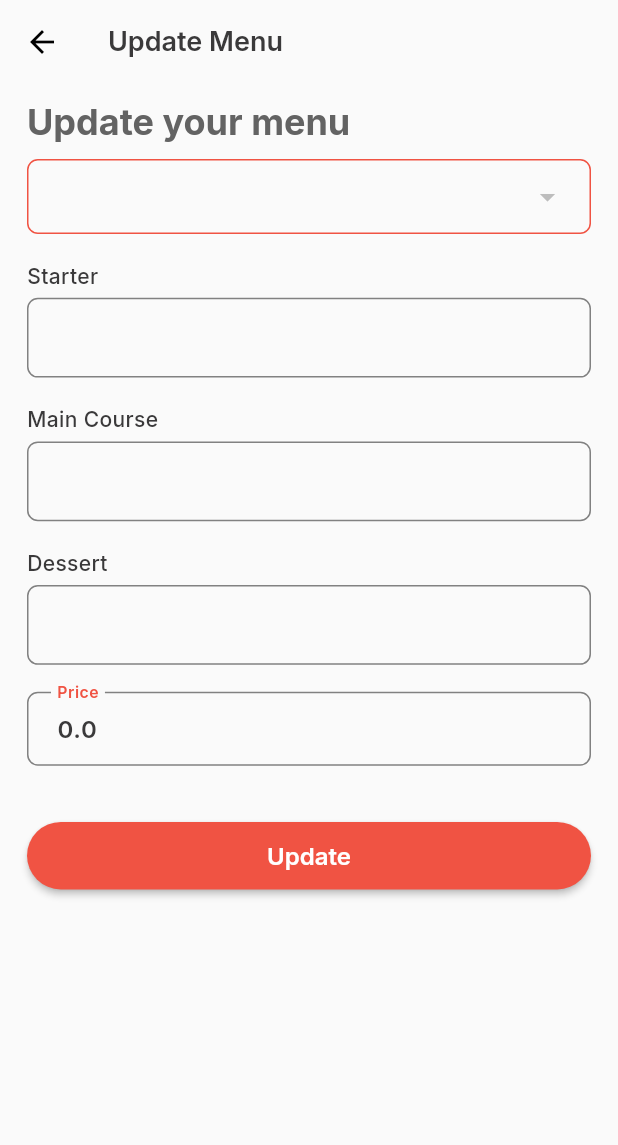
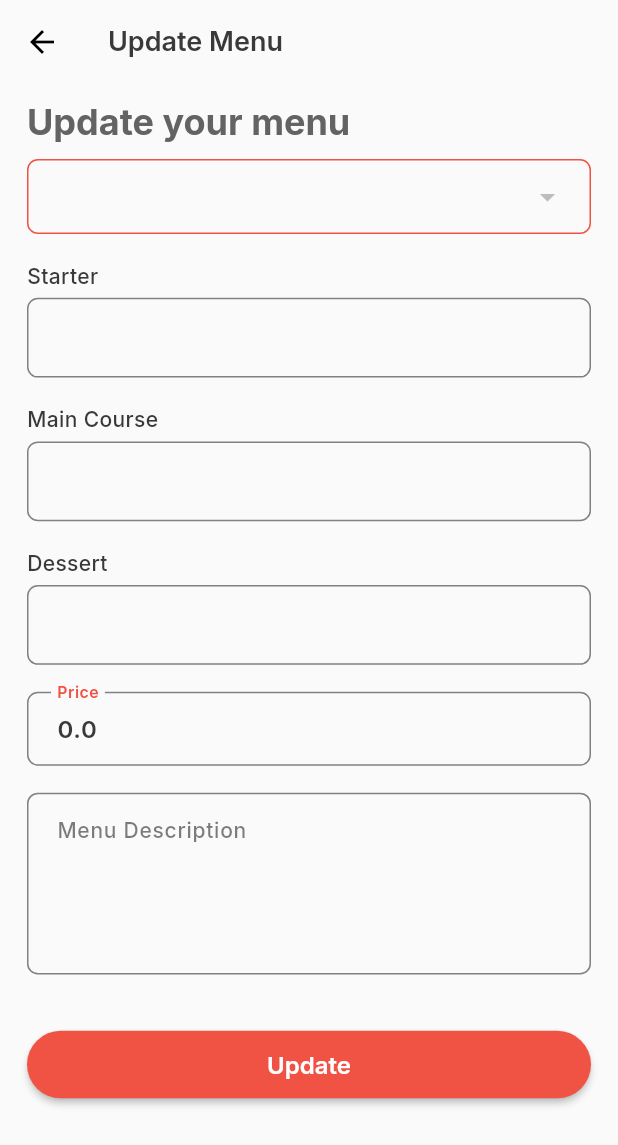
Before and after one commit to bishal-rumba007/catering-service-app, a Flutter app: the UpdateMenuScreen screen opened directly with empty values, on a phone screen of 412 x 824 dp. Shown: the top 1145 px of the screen. Run offline on Flutter 3.47's test engine with Material 3 defaults, Android fonts, the phone set to English and light mode, and no system bars; our stand-ins replace carousel_slider, cloud_firestore, dio, firebase_auth, firebase_core, firebase_messaging and 11 more; missing offline and left inert: flutter_firebase_chat_core; accounts and stored records are empty; network calls fail.

```diff
--- a/lib/src/features/dashboard/screens/home_screen.dart
+++ b/lib/src/features/dashboard/screens/home_screen.dart
@@ -91,11 +91,11 @@ class _HomeScreenState extends ConsumerState<HomeScreen> {
               crossAxisAlignment: CrossAxisAlignment.start,
               children: [
                 SizedBox(
-                  height: 20.h,
+                  height: 30.h,
                 ),
                 const CarouselCard(),
                 SizedBox(
-                  height: 20.h,
+                  height: 30.h,
                 ),
                 Padding(
                   padding: EdgeInsets.symmetric(horizontal: 18.w),
@@ -141,7 +141,6 @@ class _HomeScreenState extends ConsumerState<HomeScreen> {
           );
         },
         error: (error, stackTrace) {
-          print(stackTrace);
           return Center(
             child: Text('$error'),
           );
--- a/lib/src/features/dashboard/screens/widgets/carousel_card.dart
+++ b/lib/src/features/dashboard/screens/widgets/carousel_card.dart
@@ -41,13 +41,13 @@ class _CarouselCardState extends State<CarouselCard> {
       )
           .toList(),
       options: CarouselOptions(
-        height: 140.h,
+        height: 150.h,
         autoPlay: true,
         autoPlayInterval: const Duration(seconds: 3),
         autoPlayAnimationDuration: const Duration(milliseconds: 800),
         autoPlayCurve: Curves.fastOutSlowIn,
         enlargeCenterPage: true,
-        viewportFraction: 0.85,
+        viewportFraction: 0.82,
         aspectRatio: 2.0,
         initialPage: 2,
       ),
--- a/lib/src/features/menu/data/menu_data_provider.dart
+++ b/lib/src/features/menu/data/menu_data_provider.dart
@@ -4,4 +4,4 @@ import 'package:catering_service_app/src/features/menu/data/menu_datasource.dart
 import 'package:catering_service_app/src/features/menu/domain/models/menu_model.dart';
 import 'package:flutter_riverpod/flutter_riverpod.dart';
 
-final menuProvider = FutureProvider.autoDispose<List<Menus>>((ref) => MenuDataSource().getMenu());
+final menuProvider = StreamProvider.autoDispose<List<Menus>>((ref) => MenuDataSource().getMenu());
--- a/lib/src/features/menu/domain/models/menu_model.dart
+++ b/lib/src/features/menu/domain/models/menu_model.dart
@@ -1,4 +1,6 @@
 
+
+import 'package:catering_service_app/src/features/review/domain/review_model.dart';
 
 class Menus {
   String userId;
@@ -8,9 +10,11 @@ class Menus {
   String categoryId;
   String categoryName;
   String categoryImage;
+  String menuDescription;
   List<String> starterMenu;
   List<String> mainCourseMenu;
   List<String> dessertMenu;
+  List<ReviewModel>? reviews;
 
   Menus({
     required this.userId,
@@ -23,6 +27,8 @@ class Menus {
     required this.starterMenu,
     required this.mainCourseMenu,
     required this.dessertMenu,
+    required this.menuDescription,
+    this.reviews = const [],
   });
 
   factory Menus.fromJson(Map<String, dynamic> json) {
@@ -34,9 +40,11 @@ class Menus {
       categoryId: json['categoryId'],
       categoryName: json['categoryName'],
       categoryImage: json['categoryImage'],
+      menuDescription: json['menuDescription'],
       starterMenu: List<String>.from(json['starterMenu']),
       mainCourseMenu: List<String>.from(json['mainCourseMenu']),
       dessertMenu: List<String>.from(json['dessertMenu']),
+      reviews: json['reviews'],
     );
   }
 
--- a/lib/src/features/menu/screens/create_menu.dart
+++ b/lib/src/features/menu/screens/create_menu.dart
@@ -76,7 +76,6 @@ class _CreateMenuScreenState extends ConsumerState<CreateMenuScreen> {
                           isExpanded: true,
                           underline: Container(),
                           items: data.map((CategoryModel category) {
-                            print(category.categoryId);
                             return DropdownMenuItem(
                               value: category.categoryId,
                               child: Text(category.categoryTitle),
--- a/lib/src/features/menu/screens/menu_screen.dart
+++ b/lib/src/features/menu/screens/menu_screen.dart
@@ -93,7 +93,9 @@ class _MenuCardState extends State<MenuCard> {
                       height: 10.h,
                     ),
                     TextButton(
-                      onPressed: () {},
+                      onPressed: () {
+                        Navigator.pushNamed(context, "/create-menu");
+                      },
                       child: const Text('Create Now'),
                     )
                   ],
--- a/lib/src/features/menu/screens/update_menu.dart
+++ b/lib/src/features/menu/screens/update_menu.dart
@@ -23,6 +23,7 @@ class UpdateMenuScreen extends ConsumerStatefulWidget {
 
 class _UpdateMenuScreenState extends ConsumerState<UpdateMenuScreen> {
   final priceController = TextEditingController();
+  final descriptionController = TextEditingController();
 
   late String selectedCategoryId;
   late String selectedCategory;
@@ -41,6 +42,7 @@ class _UpdateMenuScreenState extends ConsumerState<UpdateMenuScreen> {
     mainCourseMenu = List<String>.from(widget.myMenu.mainCourseMenu);
     dessertMenu = List<String>.from(widget.myMenu.dessertMenu);
     priceController.text = price;
+    descriptionController.text = widget.myMenu.menuDescription;
   }
 
   @override
@@ -142,6 +144,15 @@ class _UpdateMenuScreenState extends ConsumerState<UpdateMenuScreen> {
                           labelText: 'Price',
                           hintText: 'price per plate',
                         ),
+                        SizedBox(height: 20.h,),
+                        BuildTextField(
+                          maxLine: 4,
+                          controller: descriptionController,
+                          textInputType: TextInputType.text,
+                          labelText: 'Menu Description',
+                          hintText: 'Example: This menu is a combination of delicious meals that will make....',
+                          alignLabelToTop: true,
+                        ),
                         SizedBox(height: 40.h,),
                         BuildButton(
                           onPressed: () async{
--- a/lib/src/features/menu/screens/widgets/input_chip_field.dart
+++ b/lib/src/features/menu/screens/widgets/input_chip_field.dart
@@ -1,11 +1,18 @@
 import 'package:flutter/material.dart';
+import 'package:flutter/services.dart';
 import 'package:flutter_screenutil/flutter_screenutil.dart';
 
 
 class EditableChipField extends StatefulWidget {
   final List<String> initialValues;
   final ValueChanged<List<String>> onChanged;
-  const EditableChipField({super.key, required this.onChanged, required this.initialValues});
+  final int? maxLine;
+  const EditableChipField({
+    super.key,
+    required this.onChanged,
+    required this.initialValues,
+    this.maxLine,
+  });
 
   @override
   EditableChipFieldState createState() {
@@ -20,7 +27,7 @@ class EditableChipFieldState extends State<EditableChipField> {
   @override
   void initState() {
     super.initState();
-    menuItems = widget.initialValues ?? [];
+    menuItems = widget.initialValues;
   }
 
   @override
@@ -37,6 +44,7 @@ class EditableChipFieldState extends State<EditableChipField> {
           onChanged: _onChanged,
           onSubmitted: _onSubmitted,
           chipBuilder: _chipBuilder,
+          maxLine: widget.maxLine,
           // onTextChanged: _onSearchChanged,
         ),
       ],
@@ -67,7 +75,12 @@ class EditableChipFieldState extends State<EditableChipField> {
       setState(() {
         menuItems = <String>[...menuItems, text.trim()];
       });
+
+      // Check if the Enter key is pressed
+      if (RawKeyboard.instance.keysPressed.contains(LogicalKeyboardKey.enter)) {
+        // If Enter key is not pressed, request focus to keep the keyboard open
         FocusScope.of(context).requestFocus(FocusNode());
+      }
       widget.onChanged(menuItems);
     }
   }
@@ -92,12 +105,14 @@ class ChipsInput<T> extends StatefulWidget {
     this.onChipTapped,
     this.onSubmitted,
     this.onTextChanged,
+    this.maxLine = 3,
   });
 
   final List<T> values;
   final InputDecoration decoration;
   final TextStyle? style;
   final StrutStyle? strutStyle;
+  final int? maxLine;
 
   final ValueChanged<List<T>> onChanged;
   final ValueChanged<T>? onChipTapped;
@@ -183,7 +198,7 @@ class ChipsInputState<T> extends State<ChipsInput<T>> {
 
     return TextField(
       minLines: 1,
-      maxLines: 3,
+      maxLines: widget.maxLine,
       style: widget.style,
       strutStyle: widget.strutStyle,
       controller: controller,
@@ -271,7 +286,10 @@ class MenuInputChip extends StatelessWidget {
   Widget build(BuildContext context) {
     return Container(
       margin: const EdgeInsets.only(right: 3),
+      child: Padding(
+        padding: EdgeInsets.symmetric(horizontal: 3.w, vertical: 3.h),
         child: InputChip(
+          deleteIconColor: Theme.of(context).iconTheme.color,
           key: ObjectKey(menuItem),
           label: Text(menuItem),
           onDeleted: () => onDeleted(menuItem),
@@ -279,6 +297,7 @@ class MenuInputChip extends StatelessWidget {
           materialTapTargetSize: MaterialTapTargetSize.shrinkWrap,
           padding: EdgeInsets.all(2.w),
         ),
+      ),
     );
   }
 }
--- a/lib/src/features/notification/screens/notification_screen.dart
+++ b/lib/src/features/notification/screens/notification_screen.dart
@@ -43,7 +43,6 @@ class NotificationScreen extends ConsumerWidget {
             );
           },
           error: (error, stackTrace) {
-            print(stackTrace);
             return Center(
               child: Text('$error'),
             );
--- a/lib/src/features/order/screens/order_detail_screen.dart
+++ b/lib/src/features/order/screens/order_detail_screen.dart
@@ -69,6 +69,7 @@ class _OrderDetailScreenState extends ConsumerState<OrderDetailScreen> {
                             context,
                             response,
                                 () {
+                              Navigator.pop(context);
                               Navigator.pop(context);
                               Navigator.pop(context);
                             },
--- /dev/null
+++ b/lib/src/features/review/domain/review_model.dart
@@ -0,0 +1,55 @@
+
+
+
+
+class ReviewModel{
+  String? reviewId;
+  String review;
+  double rating;
+  String userId;
+  String catererId;
+  String orderId;
+  String menuId;
+  String createdAt;
+  String userName;
+
+  ReviewModel({
+    this.reviewId,
+    required this.review,
+    required this.rating,
+    required this.userId,
+    required this.catererId,
+    required this.orderId,
+    required this.menuId,
+    required this.createdAt,
+    required this.userName,
+  });
+
+  factory ReviewModel.fromJson(Map<String, dynamic> json) {
+    return ReviewModel(
+      reviewId: json['reviewId'],
+      review: json['review'],
+      rating: json['rating'],
+      userId: json['userId'],
+      catererId: json['catererId'],
+      orderId: json['orderId'],
+      menuId: json['menuId'],
+      createdAt: json['createdAt'],
+      userName: json['userName'],
+    );
+  }
+
+  Map<String, dynamic> toJson() {
+    return {
+      'review': review,
+      'rating': rating,
+      'userId': userId,
+      'catererId': catererId,
+      'orderId': orderId,
+      'menuId': menuId,
+      'createdAt': createdAt,
+      'userName': userName,
+    };
+  }
+
+}
--- a/lib/src/shared/data/user_provider.dart
+++ b/lib/src/shared/data/user_provider.dart
@@ -6,7 +6,7 @@ import 'package:flutter_riverpod/flutter_riverpod.dart';
 
 
 
-final singleUserProvider = StreamProvider((ref) => UserProvider().userStream());
+final singleUserProvider = StreamProvider.autoDispose((ref) => UserProvider().userStream());
 final allUserProvider = StreamProvider((ref) => UserProvider().allUserStream());
 
 class UserProvider{
--- a/lib/src/themes/theme.dart
+++ b/lib/src/themes/theme.dart
@@ -198,6 +198,17 @@ ThemeData darkMode = ThemeData(
         width: 1.5,
       ),
       borderRadius: BorderRadius.circular(8.r),
+    ),
+  ),
+  bottomNavigationBarTheme: BottomNavigationBarThemeData(
+    backgroundColor: Colors.grey.shade900.withAlpha(500),
+    elevation: 4,
+    showUnselectedLabels: true,
+    selectedIconTheme: const IconThemeData(
+      color: AppColor.primaryRed,
+    ),
+    unselectedIconTheme: IconThemeData(
+      color: Colors.grey.shade500,
     ),
   ),
 );
@@ -439,4 +450,15 @@ ThemeData lightMode = ThemeData(
       borderRadius: BorderRadius.circular(8.r),
     ),
   ),
+  bottomNavigationBarTheme: BottomNavigationBarThemeData(
+    elevation: 2,
+    backgroundColor: Colors.white.withAlpha(500),
+    showUnselectedLabels: true,
+    selectedIconTheme: const IconThemeData(
+      color: AppColor.primaryRed,
+    ),
+    unselectedIconTheme: const IconThemeData(
+      color: AppColor.greyColor,
+    ),
+  ),
 );
--- a/pubspec.yaml
+++ b/pubspec.yaml
@@ -55,6 +55,7 @@ dependencies:
   dio: ^5.4.0
   carousel_slider: ^4.2.1
   url_launcher: ^6.2.5
+  readmore: ^2.2.0
 
 dev_dependencies:
   test: ^1.24.9
```
Also changed, not shown: lib/src/features/dashboard/screens/widgets/menu_widget.dart (+28 -2 lines), lib/src/features/menu/data/menu_datasource.dart (+65 -11 lines), lib/src/features/menu/screens/menu_detail_screen.dart (added, +327 -0 lines), lib/src/features/review/data/review_datasource.dart (added, +32 -0 lines), lib/src/features/review/data/review_provider.dart (added, +10 -0 lines), lib/src/features/review/screens/review_screen.dart (added, +22 -0 lines), pubspec.lock. Lines whose indentation alone changed are shown as unchanged.
